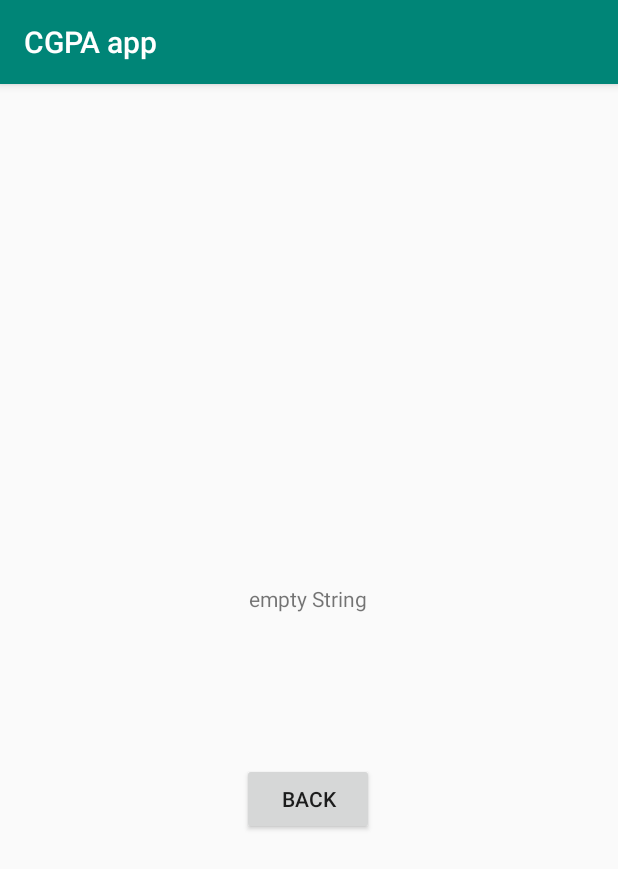
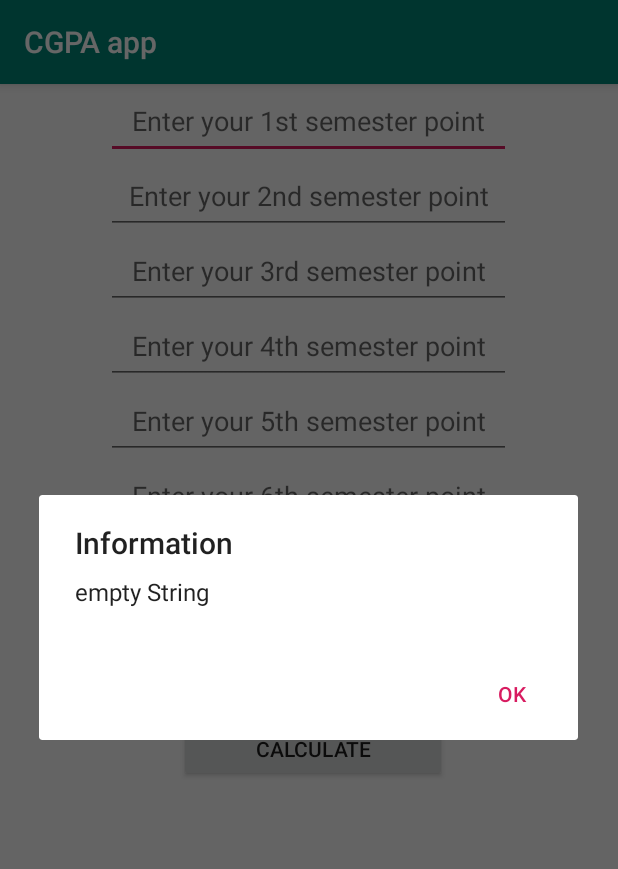
Before and after one commit to rafi67/CGPA-app, an Android app: the screen it shows after launch (Result before the commit, MainActivity after it), after a tap on "CALCULATE", on a phone screen of 412 x 824 dp. Shown: the top 869 px of the screen. Run offline under Robolectric (Android 15) with nearby library versions, the phone set to English and light mode, and no system bars.

Commit message:
another update done

```diff
--- a/CGPAapp/app/src/main/java/com/softwaresolutions/cgpaapp/MainActivity.java
+++ b/CGPAapp/app/src/main/java/com/softwaresolutions/cgpaapp/MainActivity.java
@@ -44,9 +44,6 @@ public class MainActivity extends AppCompatActivity {
                         double h = Double.parseDouble(edit8.getText().toString());
                         double i = ((a * 5) + (b * 5) + (c * 5) + (d * 15) + (e * 15) + (f * 20) + (g * 25) + (h * 10)) / 100;
                         Result_Data rd = new Result_Data(i);
-                    }catch (Exception e) {
-                        Error_Data er = new Error_Data( e.getMessage());
-                    }
                         Intent in = new Intent(MainActivity.this, Result.class);
                         edit1.setText(null);
                         edit2.setText(null);
@@ -58,7 +55,16 @@ public class MainActivity extends AppCompatActivity {
                         edit8.setText(null);
                         startActivity(in);
                         MainActivity.super.finish();
+                    }catch (Exception e) {
+                        Error_Data er = new Error_Data( e.getMessage());
+                        openDialog();
+                    }
                 }
             });
     }
+
+    public void openDialog(){
+        ShowDialog sd = new ShowDialog();
+        sd.show(getSupportFragmentManager(), "show dialog");
     }
+}
--- /dev/null
+++ b/CGPAapp/app/src/main/java/com/softwaresolutions/cgpaapp/ShowDialog.java
@@ -0,0 +1,24 @@
+package com.softwaresolutions.cgpaapp;
+
+import androidx.appcompat.app.AlertDialog;
+import androidx.appcompat.app.AppCompatDialogFragment;
+
+import android.app.Dialog;
+import android.content.DialogInterface;
+import android.os.Bundle;
+
+public class ShowDialog extends AppCompatDialogFragment {
+    @Override
+    public Dialog onCreateDialog(Bundle savedInstanceState) {
+        AlertDialog.Builder builder = new AlertDialog.Builder(getActivity());
+        builder.setTitle("Information")
+                .setMessage(Error_Data.r)
+                .setPositiveButton("Ok", new DialogInterface.OnClickListener() {
+                    @Override
+                    public void onClick(DialogInterface dialog, int which) {
+                        Error_Data e = new Error_Data(null);
+                    }
+                });
+        return builder.create();
+    }
+}
--- a/CGPAapp/app/src/main/res/layout/activity_main.xml
+++ b/CGPAapp/app/src/main/res/layout/activity_main.xml
@@ -89,10 +89,11 @@
             android:layout_below="@+id/ed8"
             android:layout_alignParentStart="true"
             android:layout_alignParentEnd="true"
-        android:layout_marginStart="116dp"
-        android:layout_marginTop="46dp"
-        android:layout_marginEnd="117dp"
-        android:text="Calculate" /></RelativeLayout>
+            android:layout_marginStart="119dp"
+            android:layout_marginTop="21dp"
+            android:layout_marginEnd="114dp"
+            android:text="Calculate" />
+    </RelativeLayout>
 
 
 </ScrollView>
```
Lines whose indentation alone changed are shown as unchanged.
